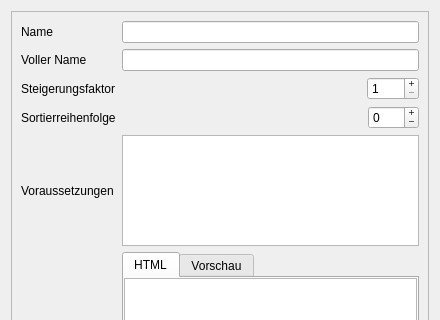
This is designer/DatenbankEditEnergie.ui in Aeolitus/Sephrasto as Qt 5 draws it before an edit; both pictures show x 0 to 440 and y 0 to 320 of the 440 by 495 pixel window. The edited form follows.
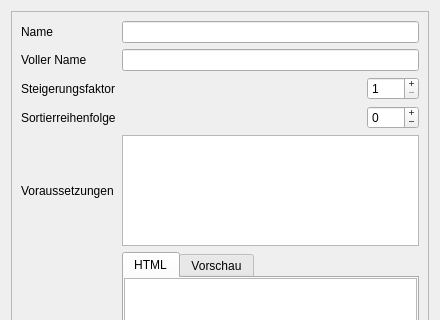
This is the edited form.

```diff
--- a/designer/DatenbankEditEnergie.ui
+++ b/designer/DatenbankEditEnergie.ui
@@ -24,8 +24,8 @@
        <rect>
         <x>0</x>
         <y>0</y>
-        <width>416</width>
-        <height>471</height>
+        <width>420</width>
+        <height>475</height>
        </rect>
       </property>
       <layout class="QGridLayout" name="gridLayout">
@@ -46,6 +46,12 @@
          </item>
          <item>
           <widget class="QSpinBox" name="spinSortOrder">
+           <property name="minimumSize">
+            <size>
+             <width>52</width>
+             <height>0</height>
+            </size>
+           </property>
            <property name="toolTip">
             <string>&lt;html&gt;&lt;head/&gt;&lt;body&gt;&lt;p&gt;Die Reihenfolge, in der der Wert im Charaktereditor aufgeführt werden soll.&lt;/p&gt;&lt;/body&gt;&lt;/html&gt;</string>
            </property>
```
Left out of the diff: 12 changed lines with no effect on the pictures.
